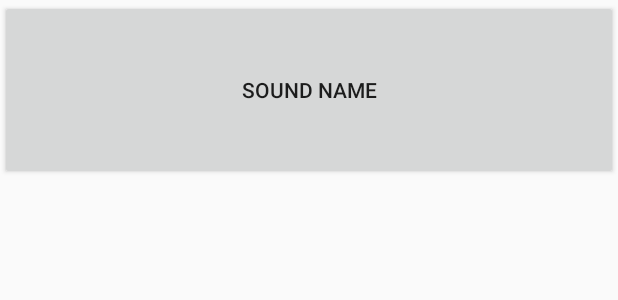
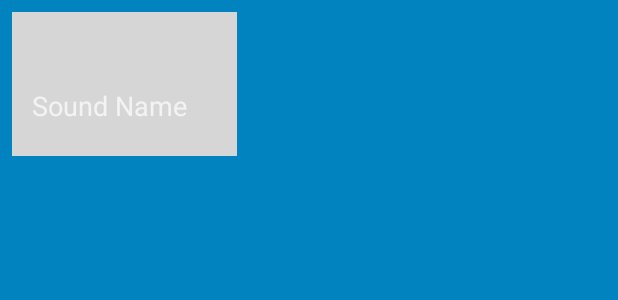
Before and after one commit to jamesp-kelly/BeatBox, an Android app: the layout list_item_sound.xml on its own in the app's theme, with its tools: preview values and no code run, on a phone screen of 412 x 824 dp. Shown: the top 300 px of the screen. Run offline under Robolectric (Android 15) with nearby library versions, the phone set to English and light mode, and no system bars.

Commit message:
chapter 21: 9-patch

```diff
--- a/app/build.gradle
+++ b/app/build.gradle
@@ -2,7 +2,7 @@ apply plugin: 'com.android.application'
 
 android {
     compileSdkVersion 23
-    buildToolsVersion "23.0.2"
+    buildToolsVersion "21.0.1"
 
     defaultConfig {
         applicationId "com.bignerdranch.android.beatbox"
--- a/app/src/main/AndroidManifest.xml
+++ b/app/src/main/AndroidManifest.xml
@@ -10,8 +10,7 @@
         android:theme="@style/AppTheme">
         <activity
             android:name=".BeatBoxActivity"
-            android:label="@string/app_name"
-            android:theme="@style/AppTheme.NoActionBar">
+            android:label="@string/app_name">
             <intent-filter>
                 <action android:name="android.intent.action.MAIN"/>
 
--- a/app/src/main/java/com/bignerdranch/android/beatbox/BeatBoxActivity.java
+++ b/app/src/main/java/com/bignerdranch/android/beatbox/BeatBoxActivity.java
@@ -1,11 +1,17 @@
 package com.bignerdranch.android.beatbox;
 
+import android.os.Bundle;
 import android.support.v4.app.Fragment;
 
 public class BeatBoxActivity extends SingleFragmentActivity {
 
 
     @Override
+    public void onCreate(Bundle savedInstanceState) {
+        super.onCreate(savedInstanceState);
+    }
+
+    @Override
     protected Fragment createFragment() {
         return BeatBoxFragment.newInstance();
     }
--- a/app/src/main/java/com/bignerdranch/android/beatbox/BeatBoxFragment.java
+++ b/app/src/main/java/com/bignerdranch/android/beatbox/BeatBoxFragment.java
@@ -29,6 +29,7 @@ public class BeatBoxFragment extends Fragment {
         setRetainInstance(true);
 
         mBeatBox = new BeatBox(getActivity());
+
     }
 
     @Nullable
--- /dev/null
+++ b/app/src/main/res/drawable/button_beat_box.xml
@@ -0,0 +1,6 @@
+<?xml version="1.0" encoding="utf-8"?>
+<selector xmlns:android="http://schemas.android.com/apk/res/android">
+    <item android:drawable="@drawable/ic_button_beat_box_pressed"
+          android:state_pressed="true"/>
+    <item android:drawable="@drawable/ic_button_beat_box_default"/>
+</selector>
--- a/app/src/main/res/layout/list_item_sound.xml
+++ b/app/src/main/res/layout/list_item_sound.xml
@@ -1,7 +1,15 @@
 <?xml version="1.0" encoding="utf-8"?>
-<Button xmlns:android="http://schemas.android.com/apk/res/android"
-        xmlns:tools="http://schemas.android.com/tools"
-        android:id="@+id/list_item_sound_button"
-        android:layout_width="match_parent"
-        android:layout_height="120dp"
-        tools:text="Sound name" />
+<FrameLayout
+    xmlns:android="http://schemas.android.com/apk/res/android"
+    xmlns:tools="http://schemas.android.com/tools"
+    android:layout_margin="8dp"
+    android:layout_width="wrap_content"
+    android:layout_height="wrap_content">
+
+        <Button
+            android:id="@+id/list_item_sound_button"
+            android:layout_width="match_parent"
+            android:layout_height="match_parent"
+            android:layout_gravity="center"
+            tools:text="Sound Name"/>
+</FrameLayout>
--- a/app/src/main/res/values/colors.xml
+++ b/app/src/main/res/values/colors.xml
@@ -1,6 +1,8 @@
 <?xml version="1.0" encoding="utf-8"?>
 <resources>
-    <color name="colorPrimary">#3F51B5</color>
-    <color name="colorPrimaryDark">#303F9F</color>
-    <color name="colorAccent">#FF4081</color>
+    <color name="red">#F44336</color>
+    <color name="dark_red">#C3352B</color>
+    <color name="gray">#607D8B</color>
+    <color name="soothing_blue">#0083BF</color>
+    <color name="dark_blue">#005A8A</color>
 </resources>
--- a/app/src/main/res/values/styles.xml
+++ b/app/src/main/res/values/styles.xml
@@ -1,20 +1,17 @@
 <resources>
 
-    <!-- Base application theme. -->
-    <style name="AppTheme" parent="Theme.AppCompat.Light.DarkActionBar">
-        <!-- Customize your theme here. -->
-        <item name="colorPrimary">@color/colorPrimary</item>
-        <item name="colorPrimaryDark">@color/colorPrimaryDark</item>
-        <item name="colorAccent">@color/colorAccent</item>
+    <style name="AppTheme" parent="Theme.AppCompat">
+        <item name="colorPrimary">@color/red</item>
+        <item name="colorPrimaryDark">@color/dark_red</item>
+        <item name="colorAccent">@color/gray</item>
+
+        <item name="android:colorBackground">@color/soothing_blue</item>
+        <item name="android:buttonStyle">@style/BeatBoxButton</item>
     </style>
 
-    <style name="AppTheme.NoActionBar">
-        <item name="windowActionBar">false</item>
-        <item name="windowNoTitle">true</item>
+    <style name="BeatBoxButton" parent="android:style/Widget.Holo.Button">
+        <item name="android:background">@drawable/button_beat_box</item>
     </style>
 
-    <style name="AppTheme.AppBarOverlay" parent="ThemeOverlay.AppCompat.Dark.ActionBar"/>
-
-    <style name="AppTheme.PopupOverlay" parent="ThemeOverlay.AppCompat.Light"/>
 
 </resources>
```
Also changed, not shown: app/src/main/java/com/bignerdranch/android/beatbox/SingleFragmentActivity.java (+5 -12 lines), app/src/main/res/drawable/button_beat_box_normal.xml (added, +7 -0 lines), app/src/main/res/drawable/button_beat_box_pressed.xml (added, +16 -0 lines), app/src/main/res/layout/activity_fragment.xml (+3 -9 lines), app/src/main/res/drawable-xxhdpi/ic_button_beat_box_default.9.png (added), app/src/main/res/drawable-xxhdpi/ic_button_beat_box_pressed.9.png (added).
